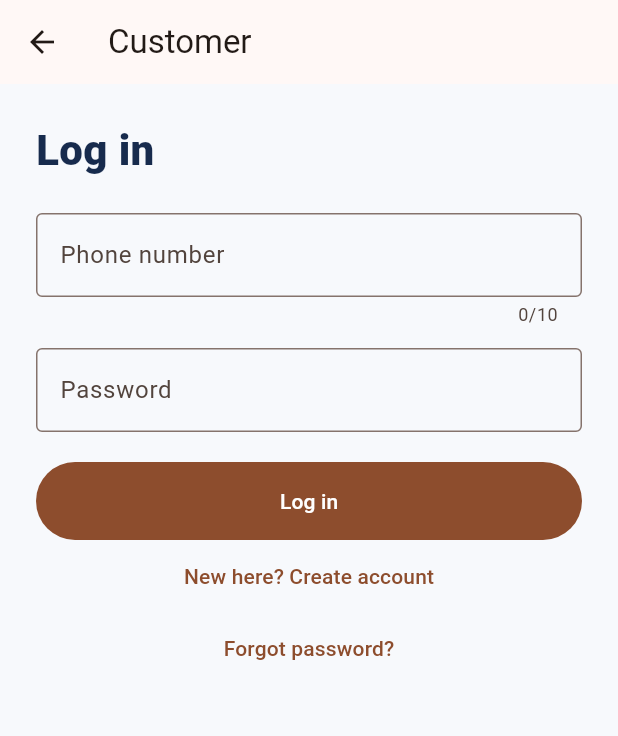
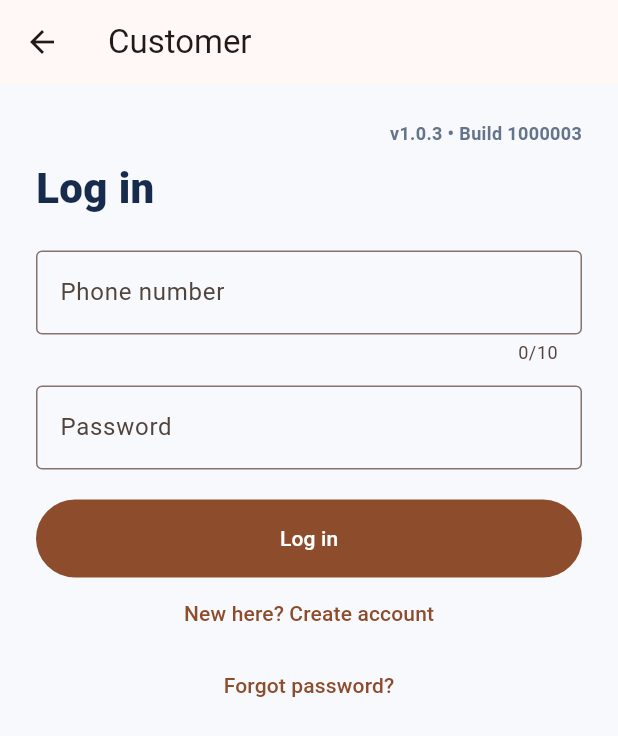
Before and after one commit to Anil1013/gofixo-platform, a Flutter app: the screen it shows after launch, after a tap on "Continue as Customer", on a phone screen of 412 x 824 dp. Shown: the top 736 px of the screen. Run offline on Flutter 3.47's test engine with Material 3 defaults, Android fonts, the phone set to English and light mode, and no system bars; our stand-ins replace file_picker, flutter_map, geolocator, latlong2, package_info_plus, shared_preferences; missing offline and left inert: flutter_ota_kit; network calls fail.

Commit message:
feat: show app version on login screen

```diff
--- a/mobile/lib/main.dart
+++ b/mobile/lib/main.dart
@@ -11,6 +11,7 @@ import 'api_service.dart';
 import 'update_service.dart';
 import 'ota_service.dart';
 import 'package:flutter_ota_kit/flutter_ota_kit.dart';
+import 'package:package_info_plus/package_info_plus.dart';
 
 const orange=Color(0xFFFF6B00), navy=Color(0xFF172B4D), muted=Color(0xFF64748B);
 
@@ -75,8 +76,10 @@ class Auth extends StatefulWidget{
   @override State<Auth> createState()=>_AuthState();
 }
 class _AuthState extends State<Auth>{
-  final form=GlobalKey<FormState>();final name=TextEditingController(),phone=TextEditingController(),pass=TextEditingController();String mode='login',type='bike';bool busy=false;String? error,msg;
+  final form=GlobalKey<FormState>();final name=TextEditingController(),phone=TextEditingController(),pass=TextEditingController();String mode='login',type='bike';bool busy=false;String? error,msg;String appVersion='';String buildNumber='';
   bool get provider=>widget.role=='provider';
+  @override void initState(){super.initState();_loadAppVersion();}
+  Future<void> _loadAppVersion() async {try{final info=await PackageInfo.fromPlatform();if(mounted)setState((){appVersion=info.version;buildNumber=info.buildNumber;});}catch(_){}}
   @override void dispose(){name.dispose();phone.dispose();pass.dispose();super.dispose();}
   Future<void> submit()async{if(!form.currentState!.validate())return;setState((){busy=true;error=null;msg=null;});try{
     if(mode=='register'){if(provider)await ApiService.registerProvider(name.text.trim(),phone.text.trim(),type,pass.text);else await ApiService.registerCustomer(name.text.trim(),phone.text.trim(),pass.text);if(!mounted)return;setState((){mode='login';msg='Account created. Please log in.';});}
@@ -84,6 +87,8 @@ class _AuthState extends State<Auth>{
     else{await ApiService.login(widget.role,phone.text.trim(),pass.text);if(mounted){Navigator.pop(context);widget.onDone();}}
   }catch(e){if(mounted)setState(()=>error=e.toString().replaceFirst('Exception: ',''));}finally{if(mounted)setState(()=>busy=false);}}
   @override Widget build(BuildContext c){final reg=mode=='register',forgot=mode=='forgot';return Scaffold(appBar:AppBar(title:Text(provider?'Partner':'Customer')),body:Form(key:form,child:ListView(padding:const EdgeInsets.all(24),children:[
+    Align(alignment:Alignment.topRight,child:Text(appVersion.isEmpty?'Version':'v$appVersion • Build $buildNumber',style:const TextStyle(fontSize:12,color:muted,fontWeight:FontWeight.w600))),
+    const SizedBox(height:8),
     Text(forgot?'Forgot password':reg?'Create account':'Log in',style:const TextStyle(fontSize:28,fontWeight:FontWeight.w800,color:navy)),const SizedBox(height:22),
     if(reg)TextFormField(controller:name,decoration:const InputDecoration(labelText:'Name',border:OutlineInputBorder()),validator:(v)=>v==null||v.trim().isEmpty?'Enter your name':null),
     if(reg)const SizedBox(height:14),
```
